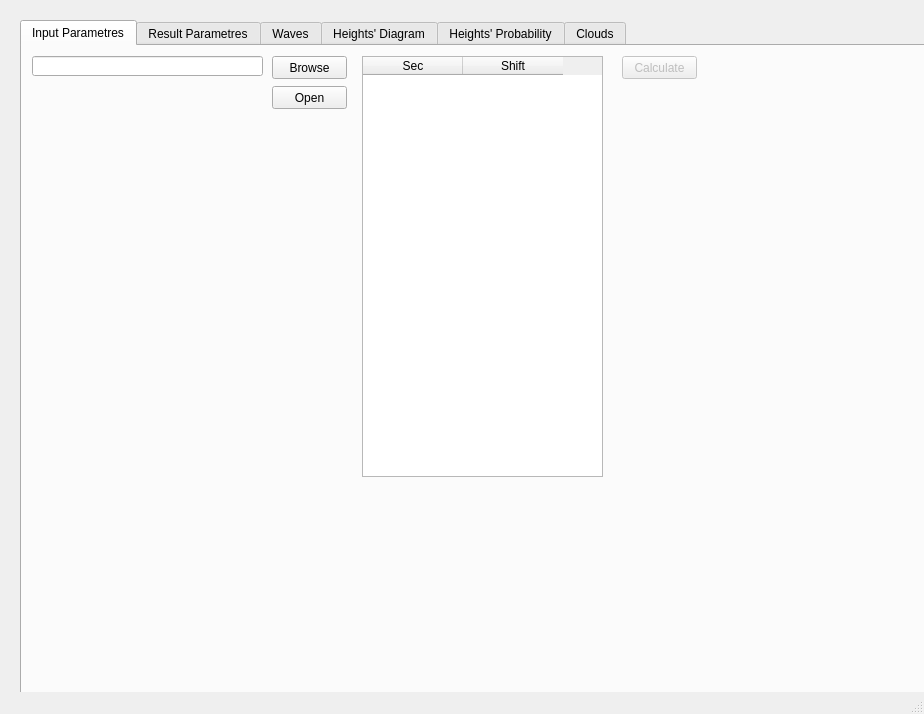
The window that mainwindow.ui (barinova/CrossingWaves) describes before a commit, drawn with Qt 5.
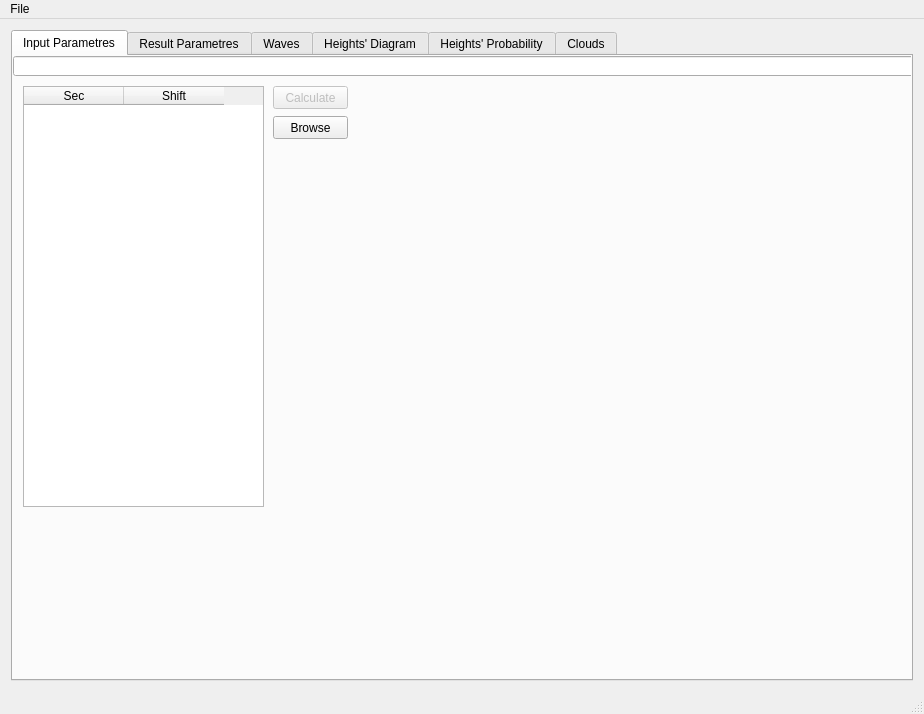
The same window after the commit. The open tabs and pages were chosen to show the change.

```diff
--- a/mainwindow.ui
+++ b/mainwindow.ui
@@ -23,14 +23,11 @@
    <set>QMainWindow::AllowTabbedDocks|QMainWindow::AnimatedDocks</set>
   </property>
   <widget class="QWidget" name="centralWidget">
+   <layout class="QHBoxLayout" name="horizontalLayout_2">
+    <item>
    <widget class="QTabWidget" name="tabWidget">
-    <property name="geometry">
-     <rect>
-      <x>20</x>
-      <y>20</y>
-      <width>921</width>
-      <height>721</height>
-     </rect>
+      <property name="enabled">
+       <bool>true</bool>
     </property>
     <property name="tabPosition">
      <enum>QTabWidget::North</enum>
@@ -54,8 +51,8 @@
       </property>
       <property name="geometry">
        <rect>
-        <x>600</x>
-        <y>10</y>
+          <x>260</x>
+          <y>30</y>
         <width>75</width>
         <height>23</height>
        </rect>
@@ -64,24 +61,11 @@
        <string>Calculate</string>
       </property>
      </widget>
-     <widget class="QPushButton" name="openButton">
-      <property name="geometry">
-       <rect>
-        <x>250</x>
-        <y>40</y>
-        <width>75</width>
-        <height>23</height>
-       </rect>
-      </property>
-      <property name="text">
-       <string>Open</string>
-      </property>
-     </widget>
      <widget class="QTableWidget" name="tableWidget">
       <property name="geometry">
        <rect>
-        <x>340</x>
-        <y>10</y>
+          <x>10</x>
+          <y>30</y>
         <width>241</width>
         <height>421</height>
        </rect>
@@ -115,28 +99,43 @@
        </property>
       </column>
      </widget>
-     <widget class="QPushButton" name="browseButton">
-      <property name="geometry">
-       <rect>
-        <x>250</x>
-        <y>10</y>
-        <width>75</width>
-        <height>23</height>
-       </rect>
-      </property>
-      <property name="text">
-       <string>Browse</string>
-      </property>
-     </widget>
      <widget class="QLineEdit" name="fileNameEdit">
       <property name="geometry">
        <rect>
-        <x>10</x>
-        <y>10</y>
-        <width>231</width>
+          <x>0</x>
+          <y>0</y>
+          <width>911</width>
         <height>20</height>
        </rect>
       </property>
+        <property name="maximumSize">
+         <size>
+          <width>16777214</width>
+          <height>16777215</height>
+         </size>
+        </property>
+        <property name="dragEnabled">
+         <bool>true</bool>
+        </property>
+        <property name="readOnly">
+         <bool>true</bool>
+        </property>
+       </widget>
+       <widget class="QPushButton" name="buttonBrowse">
+        <property name="enabled">
+         <bool>true</bool>
+        </property>
+        <property name="geometry">
+         <rect>
+          <x>260</x>
+          <y>60</y>
+          <width>75</width>
+          <height>23</height>
+         </rect>
+        </property>
+        <property name="text">
+         <string>Browse</string>
+        </property>
      </widget>
     </widget>
     <widget class="QWidget" name="tab_2">
@@ -778,19 +777,50 @@
      </widget>
     </widget>
    </widget>
-   <widget class="QWidget" name="verticalLayoutWidget">
-    <property name="geometry">
-     <rect>
-      <x>0</x>
-      <y>0</y>
-      <width>941</width>
-      <height>21</height>
-     </rect>
-    </property>
-    <layout class="QVBoxLayout" name="verticalLayoutMenuBar"/>
-   </widget>
+    </item>
+   </layout>
   </widget>
   <widget class="QStatusBar" name="statusBar"/>
+  <widget class="QMenuBar" name="menuBar">
+   <property name="geometry">
+    <rect>
+     <x>0</x>
+     <y>0</y>
+     <width>924</width>
+     <height>21</height>
+    </rect>
+   </property>
+   <widget class="QMenu" name="menuFile">
+    <property name="title">
+     <string>File</string>
+    </property>
+    <addaction name="actionOpen"/>
+    <addaction name="actionSave_All"/>
+    <addaction name="actionAbout"/>
+    <addaction name="actionExit"/>
+   </widget>
+   <addaction name="menuFile"/>
+  </widget>
+  <action name="actionOpen">
+   <property name="text">
+    <string>Open</string>
+   </property>
+  </action>
+  <action name="actionSave_All">
+   <property name="text">
+    <string>Save All</string>
+   </property>
+  </action>
+  <action name="actionAbout">
+   <property name="text">
+    <string>About</string>
+   </property>
+  </action>
+  <action name="actionExit">
+   <property name="text">
+    <string>Exit</string>
+   </property>
+  </action>
  </widget>
  <layoutdefault spacing="6" margin="11"/>
  <resources/>
```
Left out of the diff: 55 changed lines with no effect on the pictures. Lines whose indentation alone changed are shown as unchanged.
